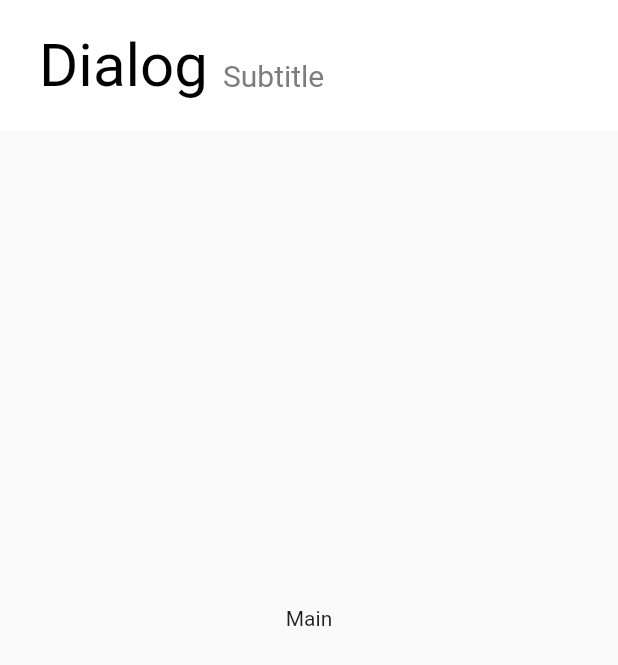
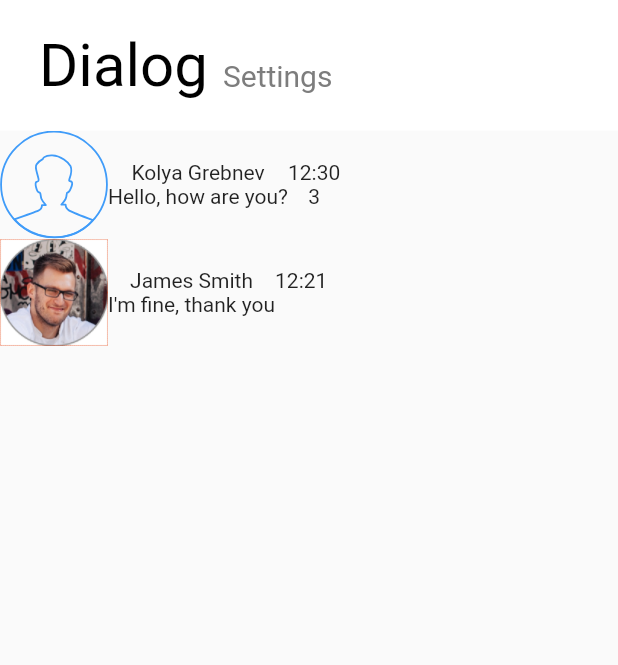
Before and after one commit to mumiyasss/CatchMe-Dart, a Flutter app: the screen it shows after launch, on a phone screen of 412 x 824 dp. Shown: the top 665 px of the screen. Run offline on Flutter 3.47's test engine with Material 2 defaults, Android fonts, the phone set to English and light mode, and no system bars; our stand-ins replace flutter_svg.

Commit message:
Refactoring. ListView initial

```diff
--- a/lib/chatlist/ChatList.dart
+++ /dev/null
@@ -1,8 +0,0 @@
-import 'package:flutter/material.dart';
-
-class ChatList extends StatelessWidget {
-
-	@override
-	Widget build(BuildContext context) => Center(child: Text("Main"));
-
-}
--- /dev/null
+++ b/lib/models/Message.dart
@@ -0,0 +1,9 @@
+
+class Message {
+	Message(this.authorId, this.text, this.time, this.groupId);
+
+	final String authorId;
+	final String text;
+	final String time;
+	final String groupId;
+}
--- /dev/null
+++ b/lib/models/Person.dart
@@ -0,0 +1,6 @@
+class Person {
+	Person(this.id, this.name);
+
+	final String id;
+	final String name;
+}
--- /dev/null
+++ b/lib/ui/chatlist/ChatList.dart
@@ -0,0 +1,78 @@
+import 'package:flutter/material.dart';
+import 'package:catch_me/models/Person.dart';
+import 'package:flutter_svg/flutter_svg.dart';
+
+class ChatList extends StatelessWidget {
+
+	final people = [
+		Person("8", "James Smith"),
+		Person("8", "Olga Odintsova"),
+		Person("8", "James Bond"),
+		Person("8", "Marshal Erikson"),
+	];
+
+
+	static final profilePicture1 = AssetImage('assets/hi.png');
+	final profilePictureDefault = SvgPicture.asset(
+		'assets/profile.svg', width: 72, height: 72,);
+
+	final messages = [
+		{
+			"name": "Kolya Grebnev",
+			"message": "Hello, how are you?",
+			"time": "12:30",
+			"unread": 3,
+			"photo": null,
+		},
+		{
+			"name": "James Smith",
+			"message": "I'm fine, thank you",
+			"time": "12:21",
+			"unread": null,
+			"photo": profilePicture1
+		},
+
+	];
+
+	@override
+	Widget build(BuildContext context) {
+		return SafeArea(
+		  child: ListView(
+		  	children: messages.map((message) => _buildListItem(context, message))
+		  			.toList(),
+		  ),
+		);
+	}
+
+	Widget _buildListItem(BuildContext context, Map message) {
+		var profilePhoto = message['photo'] == null ?
+		profilePictureDefault
+				: Image.asset('assets/hi.png', width: 72, height: 72);
+
+
+		var nameAndMessage = Column(
+			children: <Widget>[
+				Text(message['name']),
+				Text(message['message']),
+			],
+		);
+
+		var timeAndUnread = Column (
+				children: <Widget>[
+					Text(message['time']),
+					Text(message['unread'] == null ? "" : message['unread'].toString()),
+				],
+		);
+
+
+		return Container(
+				child: Row(
+					children: <Widget>[
+						profilePhoto,
+						nameAndMessage,
+						timeAndUnread
+					],
+				)
+		);
+	}
+}
--- a/lib/main.dart
+++ b/lib/ui/main.dart
@@ -1,5 +1,5 @@
 import 'package:flutter/material.dart';
-import 'package:catch_me/pageview/PageView.dart';
+import 'package:catch_me/ui/pageview/PageView.dart';
 import 'package:flutter/services.dart';
 
 void main() {
--- a/lib/pageview/AppBar.dart
+++ b/lib/ui/pageview/AppBar.dart
@@ -66,7 +66,9 @@ class TitleState extends State<Title> {
 			this.style = style;
 		});
 	}
+
 	var lastPositionOffset = 0.0;
+
 	_pageViewListener() {
 		var positionOffset = controller.position.pixels / screenSize.width;
 		var difference = lastPositionOffset - positionOffset;
@@ -94,13 +96,24 @@ class TitleState extends State<Title> {
 		update(leftMargin, titleBottomMargin, newTitleStyle);
 	}
 
+	void plugPositionListener() {
+		if (!controller.hasClients) {
+			Future.delayed(Duration(milliseconds: 500)).then((_) {
+				plugPositionListener();
+			});
+		} else {
+			controller.position.addListener(_pageViewListener);
+		}
+	}
+
 	@override
 	Widget build(BuildContext context) {
 		screenSize = MediaQuery
 				.of(context)
 				.size;
-		Future.delayed(Duration(seconds: 2))
-				.then((_) => controller.position.addListener(_pageViewListener));
+		plugPositionListener();
+//		Future.delayed(Duration(seconds: 2))
+//				.then((_) => controller.position.addListener(_pageViewListener));
 		return Container(
 				margin: EdgeInsets.only(left: leftMargin, bottom: _bottomMargin),
 				child: Text(
--- a/lib/pageview/PageView.dart
+++ b/lib/ui/pageview/PageView.dart
@@ -1,7 +1,8 @@
 import 'package:flutter/material.dart';
-import 'package:catch_me/chatlist/ChatList.dart';
-import 'package:catch_me/settings/Settings.dart';
+import 'package:catch_me/ui/chatlist/ChatList.dart';
+import 'package:catch_me/ui/settings/Settings.dart';
 import 'AppBar.dart';
+import 'package:catch_me/values/Dimens.dart';
 
 class MainPage extends StatefulWidget {
   final pageView = PageView(
@@ -25,7 +26,10 @@ class _MainPageState extends State<MainPage> {
     return Scaffold(
         body: SafeArea(
       child: Stack(
-        children: <Widget>[appBar, widget.pageView],
+        children: <Widget>[appBar,
+        Container(
+            margin: EdgeInsets.only(top: Dimens.appBarHeight),
+            child: widget.pageView)],
       ),
     ));
   }
--- a/lib/values/Dimens.dart
+++ b/lib/values/Dimens.dart
@@ -9,5 +9,5 @@ class Dimens {
 
 	static const appBarHeight = 87.0;
 	static const maxValidShiftForAppBarTitle =
-			(leftMarginSubtitle * 2) + 225; // 225 - approx text length for sans-serif
+			(leftMarginSubtitle * 2) + 240; // 240 - approx text length for sans-serif
 }
--- a/lib/values/Strings.dart
+++ b/lib/values/Strings.dart
@@ -1,5 +1,5 @@
 
 class Strings {
 	static const titleName = 'Dialog';
-	static const subtitleName = 'Subtitle';
+	static const subtitleName = 'Settings';
 }
```
Also changed, not shown: pubspec.yaml (+7 -1 lines), assets/hi.png (added), assets/profile.svg (added), lib/ui/pageview/AppBarDEPRECATED.dart (renamed from lib/pageview/AppBarDEPRECATED.dart), lib/ui/settings/Settings.dart (renamed from lib/settings/Settings.dart), 3 other files.
